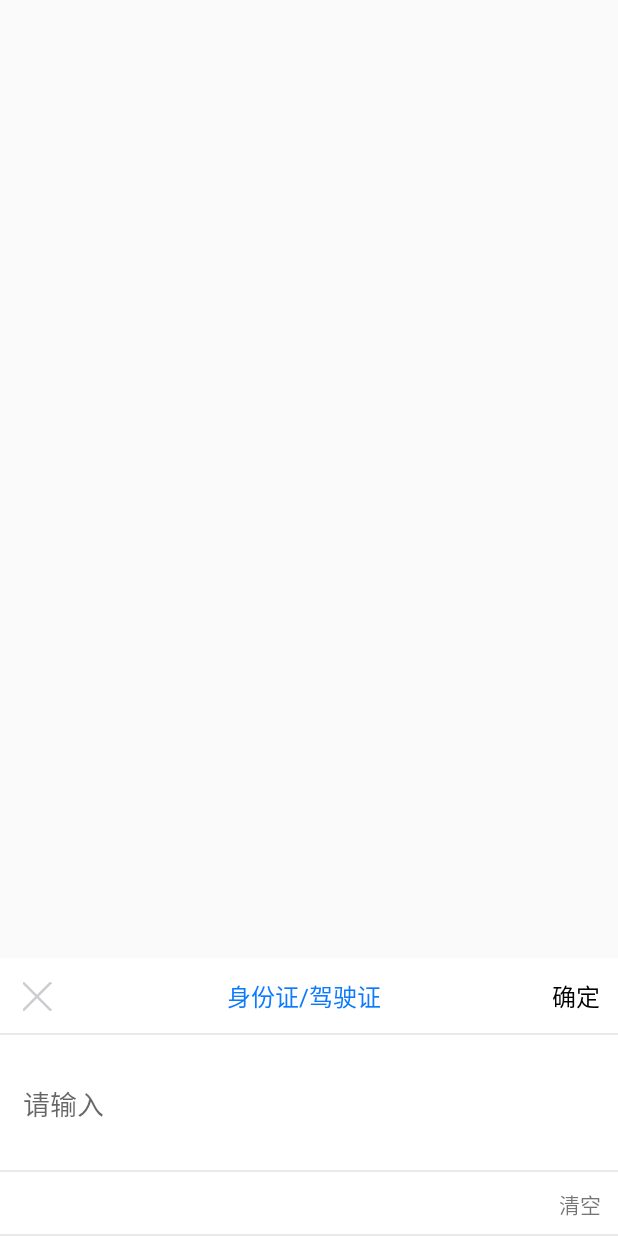
After one commit to nbhuzan/demoUtil, an Android app: the layout view_input_idcard.xml on its own in the app's theme, with its tools: preview values and no code run, on a phone screen of 412 x 824 dp. The commit adds this screen. Run offline under Robolectric (Android 15) with nearby library versions, the phone set to English and light mode, and no system bars.

Commit message:
身份证驾驶证录入键盘

```diff
--- a/core/src/main/res/layout/item_keyboard.xml
+++ b/core/src/main/res/layout/item_keyboard.xml
@@ -19,5 +19,6 @@
         android:background="@android:color/white"
         android:layout_height="@dimen/y110"
         android:src="@drawable/button_del"
-        android:scaleType="centerInside"/>
+        android:scaleType="centerInside"
+        android:adjustViewBounds="true"/>
 </LinearLayout>
--- /dev/null
+++ b/core/src/main/res/layout/view_input_idcard.xml
@@ -0,0 +1,87 @@
+<?xml version="1.0" encoding="utf-8"?>
+<LinearLayout xmlns:android="http://schemas.android.com/apk/res/android"
+              android:layout_width="match_parent"
+              android:layout_height="match_parent"
+              android:gravity="bottom"
+              android:orientation="vertical">
+
+    <LinearLayout
+        android:layout_width="match_parent"
+        android:layout_height="@dimen/y48"
+        android:background="@drawable/bg_border_b_white_grey"
+        android:gravity="center_vertical"
+        android:orientation="horizontal">
+
+        <LinearLayout
+            android:id="@+id/linearlayout_idcard_cancel"
+            android:layout_width="wrap_content"
+            android:layout_height="match_parent"
+            android:paddingLeft="@dimen/y14"
+            android:paddingRight="@dimen/y14">
+
+            <ImageView
+                android:layout_width="@dimen/x18"
+                android:layout_height="@dimen/y18"
+                android:layout_gravity="center"
+                android:scaleType="fitCenter"
+                android:src="@drawable/dialog_menu_cancel"
+                />
+        </LinearLayout>
+
+        <TextView
+            android:id="@+id/textview_idcard_title"
+            android:layout_width="0dp"
+            android:layout_height="@dimen/y48"
+            android:layout_weight="1"
+            android:gravity="center"
+            android:text="@string/idcard_jsz"
+            android:textColor="@color/blue"
+            android:textSize="16sp"/>
+
+        <TextView
+            android:id="@+id/textview_idcard_ok"
+            android:layout_width="@dimen/x50"
+            android:layout_height="match_parent"
+            android:gravity="center"
+            android:text="@string/ok"
+            android:textColor="@color/color_black_blue"
+            android:textSize="@dimen/sp16"/>
+    </LinearLayout>
+
+    <EditText
+        android:id="@+id/edittext_idcard"
+        android:layout_width="match_parent"
+        android:layout_height="wrap_content"
+        android:background="@drawable/bg_border_b_white_grey"
+        android:gravity="center|left"
+        android:hint="@string/input"
+        android:orientation="horizontal"
+        android:paddingBottom="@dimen/y30"
+        android:paddingLeft="@dimen/x14"
+        android:paddingRight="@dimen/x14"
+        android:maxLength="18"
+        android:maxLines="4"
+        android:paddingTop="@dimen/y30"/>
+
+    <LinearLayout
+        android:layout_width="match_parent"
+        android:layout_height="@dimen/y40"
+        android:background="@drawable/bg_border_b_white_grey"
+        android:gravity="right|center_vertical">
+
+        <TextView
+            android:id="@+id/textview_idcard_empty"
+            android:layout_width="@dimen/x50"
+            android:layout_height="match_parent"
+            android:gravity="center|right"
+            android:text="@string/empty"
+            android:paddingRight="@dimen/x10"
+            android:textSize="@dimen/sp14"/>
+    </LinearLayout>
+
+    <android.support.v7.widget.RecyclerView
+        android:id="@+id/recycleview_idcard_key"
+        android:layout_width="match_parent"
+        android:layout_height="wrap_content"
+        android:background="@color/grey"/>
+</LinearLayout>
--- a/core/src/main/res/values/strings.xml
+++ b/core/src/main/res/values/strings.xml
@@ -3,4 +3,6 @@
     <string name="input_carnum">请输入车牌号</string>
     <string name="ok">确定</string>
     <string name="empty">清空</string>
+    <string name="idcard_jsz">身份证/驾驶证</string>
+    <string name="input">请输入</string>
 </resources>
```
Also changed, not shown: app/src/main/java/cn/trustway/nb/trustwayutil/TestActivity.java (+7 -5 lines), core/src/main/java/cn/trustway/nb/core/view/DialogIdCardIdInput.java (added, +244 -0 lines).
